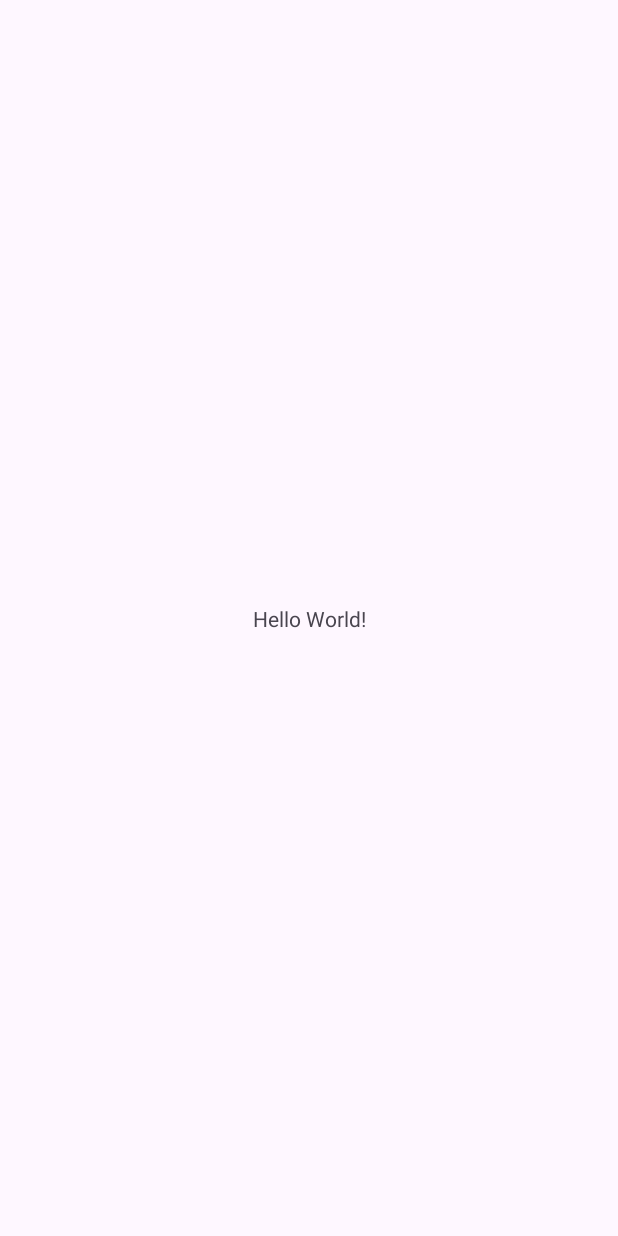
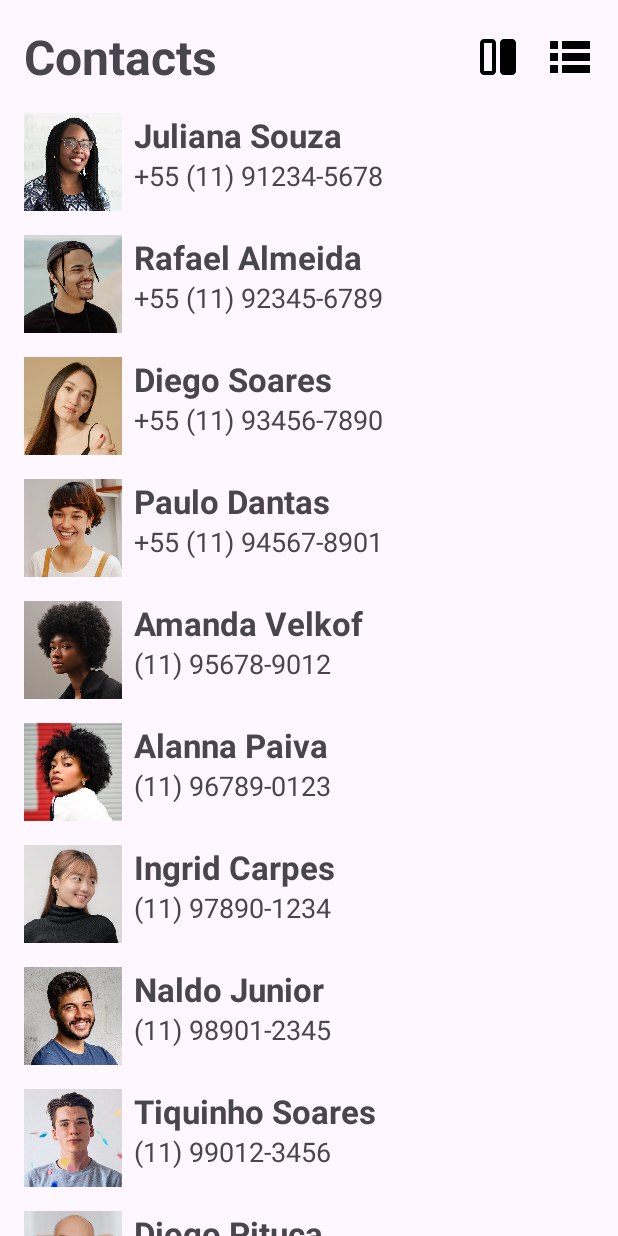
Before and after one commit to Jusouza/ContactList-with-Recycler-view, an Android app: the screen it shows after launch (MainActivity), on a phone screen of 412 x 824 dp. Before the commit the screen is almost empty. Run offline under Robolectric (Android 15) with nearby library versions, the phone set to English and light mode, and no system bars.

Commit message:
Creating a contact list with recycler view, mocking data and changing UI state from list to grid.

```diff
--- a/app/build.gradle.kts
+++ b/app/build.gradle.kts
@@ -13,6 +13,10 @@ android {
         targetSdk = 34
         versionCode = 1
         versionName = "1.0"
+
+        buildFeatures {
+            viewBinding = true
+        }
 
         testInstrumentationRunner = "androidx.test.runner.AndroidJUnitRunner"
     }
--- /dev/null
+++ b/app/src/main/java/com/devspace/recyclerview/Contact.kt
@@ -0,0 +1,9 @@
+package com.devspace.recyclerview
+
+import androidx.annotation.DrawableRes
+
+data class Contact(
+    @DrawableRes val icon: Int,
+    val name: String,
+    val phone: String,
+)
--- /dev/null
+++ b/app/src/main/java/com/devspace/recyclerview/ContactListAdapter.kt
@@ -0,0 +1,54 @@
+package com.devspace.recyclerview
+
+import android.view.LayoutInflater
+import android.view.View
+import android.view.ViewGroup
+import android.widget.ImageView
+import android.widget.TextView
+import androidx.recyclerview.widget.DiffUtil
+import androidx.recyclerview.widget.ListAdapter
+import androidx.recyclerview.widget.RecyclerView
+
+// Adaptacao entre o data class e o item_list layout
+class ContactListAdapter:
+    ListAdapter<Contact, ContactListAdapter.ContactViewHolder>
+        (ContactDiffUtils()) {
+
+    //criar um view holder
+    override fun onCreateViewHolder(parent: ViewGroup, viewType: Int): ContactViewHolder {
+        val view = LayoutInflater.from(parent.context).inflate(R.layout.item_list, parent, false)
+        return ContactViewHolder(view)
+    }
+
+    //bind - atrelar o dado com a UI
+    override fun onBindViewHolder(holder: ContactViewHolder, position: Int) {
+        val contact = getItem(position)
+        holder.bind(contact)
+    }
+
+    //view que segura os dados
+    class ContactViewHolder(view: View) : RecyclerView.ViewHolder(view){
+        private val tvName = view.findViewById<TextView>(R.id.tv_name)
+        private val tvPhone = view.findViewById<TextView>(R.id.tv_phone)
+        private val image = view.findViewById<ImageView>(R.id.image)
+
+
+        fun bind(contact: Contact){
+            tvName.text = contact.name
+            tvPhone.text = contact.phone
+            image.setImageResource(contact.icon)
+        }
+    }
+
+    // compara a diferenca quando nossa lista é atualizada
+    class ContactDiffUtils: DiffUtil.ItemCallback<Contact>(){
+        override fun areItemsTheSame(oldItem: Contact, newItem: Contact): Boolean {
+            return oldItem == newItem
+        }
+
+        override fun areContentsTheSame(oldItem: Contact, newItem: Contact): Boolean {
+            return oldItem.name == newItem.name
+        }
+
+    }
+}
--- /dev/null
+++ b/app/src/main/java/com/devspace/recyclerview/ContactListMock.kt
@@ -0,0 +1,84 @@
+package com.devspace.recyclerview
+
+val contacts = listOf(
+    Contact(
+        icon = R.drawable.sample1,
+        name = "Juliana Souza",
+        phone = "+55 (11) 91234-5678"
+    ),
+    Contact(
+        icon = R.drawable.sample2,
+        name = "Rafael Almeida",
+        phone = "+55 (11) 92345-6789"
+    ),
+    Contact(
+        icon = R.drawable.sample3,
+        name = "Diego Soares",
+        phone = "+55 (11) 93456-7890"
+    ),
+    Contact(
+        icon = R.drawable.sample4,
+        name = "Paulo Dantas",
+        phone = "+55 (11) 94567-8901"
+    ),
+    Contact(
+        icon = R.drawable.sample5,
+        name = "Amanda Velkof",
+        phone = "(11) 95678-9012"
+    ),
+    Contact(
+        icon = R.drawable.sample6,
+        name = "Alanna Paiva",
+        phone = "(11) 96789-0123"
+    ),
+    Contact(
+        icon = R.drawable.sample7,
+        name = "Ingrid Carpes",
+        phone = "(11) 97890-1234"
+    ),
+    Contact(
+        icon = R.drawable.sample8,
+        name = "Naldo Junior",
+        phone = "(11) 98901-2345"
+    ),
+    Contact(
+        icon = R.drawable.sample9,
+        name = "Tiquinho Soares",
+        phone = "(11) 99012-3456"
+    ),
+    Contact(
+        icon = R.drawable.sample10,
+        name = "Diogo Pituca",
+        phone = "(11) 90123-4567"
+    ),
+    Contact(
+        icon = R.drawable.sample11,
+        name = "Cristiano Ronaldo",
+        phone = "(11) 91357-2468"
+    ),
+    Contact(
+        icon = R.drawable.sample12,
+        name = "Rodrigo Pinto",
+        phone = "(11) 92468-1357"
+    ),
+    Contact(
+        icon = R.drawable.sample13,
+        name = "Camila Volpon",
+        phone = "(11) 99753-0864"
+    ),
+    Contact(
+        icon = R.drawable.sample14,
+        name = "Maria Marques",
+        phone = "(11) 90246-1234"
+    ),
+    Contact(
+        icon = R.drawable.sample15,
+        name = "Carolina Silva",
+        phone = "(11) 91357-9246"
+    ),
+    Contact(
+        icon = R.drawable.sample15,
+        name = "Pedro Ribeiro",
+        phone = "(11) 93794-9285"
+    )
+)
--- a/app/src/main/java/com/devspace/recyclerview/MainActivity.kt
+++ b/app/src/main/java/com/devspace/recyclerview/MainActivity.kt
@@ -1,10 +1,22 @@
 package com.devspace.recyclerview
 
+import android.media.Image
 import android.os.Bundle
+import android.widget.ImageView
 import androidx.activity.enableEdgeToEdge
 import androidx.appcompat.app.AppCompatActivity
 import androidx.core.view.ViewCompat
 import androidx.core.view.WindowInsetsCompat
+import androidx.recyclerview.widget.GridLayoutManager
+import androidx.recyclerview.widget.LinearLayoutManager
+import androidx.recyclerview.widget.RecyclerView
+
+// criar data class - feito
+// criar a listagem a partir do data class - feito
+// criar um adapter - feito
+// setar um adapter feito
+// linear layout manager feito
+//submeter a lista
 
 class MainActivity : AppCompatActivity() {
     override fun onCreate(savedInstanceState: Bundle?) {
@@ -16,5 +28,32 @@ class MainActivity : AppCompatActivity() {
             v.setPadding(systemBars.left, systemBars.top, systemBars.right, systemBars.bottom)
             insets
         }
+
+        val rvList = findViewById<RecyclerView>(R.id.rv_list)
+        val ivList = findViewById<ImageView>(R.id.ic_list)
+        val ivGrid = findViewById<ImageView>(R.id.ic_grid)
+        val adapter = ContactListAdapter()
+
+        rvList.adapter = adapter
+        rvList.layoutManager = LinearLayoutManager(this)
+        adapter.submitList(contacts)
+
+        ivGrid.setOnClickListener {
+            rvList.layoutManager = GridLayoutManager(this, 2)
+        }
+
+        ivList.setOnClickListener {
+            rvList.layoutManager = LinearLayoutManager(this)
+        }
+
+    }
+
+
+    fun changeToGrid(){
+
+    }
+
+    fun changeToList(){
+
     }
 }
--- a/app/src/main/res/layout/activity_main.xml
+++ b/app/src/main/res/layout/activity_main.xml
@@ -8,12 +8,50 @@
     tools:context=".MainActivity">
 
     <TextView
-        android:layout_width="wrap_content"
+        android:id="@+id/textView"
+        android:layout_width="0dp"
         android:layout_height="wrap_content"
-        android:text="Hello World!"
+        android:layout_margin="16dp"
+        android:text="@string/contacts_title"
+        android:textSize="32sp"
+        android:textStyle="bold"
+        app:layout_constraintEnd_toStartOf="@+id/ic_grid"
+        app:layout_constraintStart_toStartOf="parent"
+        app:layout_constraintTop_toTopOf="parent" />
+
+    <ImageView
+        android:id="@+id/ic_grid"
+        android:layout_width="32dp"
+        android:layout_height="32dp"
+        android:layout_marginEnd="16dp"
+        android:focusable="true"
+        android:src="@drawable/ic_grid"
+        android:clickable="true"
+        app:layout_constraintBottom_toBottomOf="@+id/textView"
+        app:layout_constraintEnd_toStartOf="@+id/ic_list"
+        app:layout_constraintTop_toTopOf="@+id/textView" />
+
+    <ImageView
+        android:id="@+id/ic_list"
+        android:layout_width="32dp"
+        android:layout_height="32dp"
+        android:layout_marginEnd="16dp"
+        android:focusable="true"
+        android:src="@drawable/ic_list"
+        android:clickable="true"
+        app:layout_constraintBottom_toBottomOf="@+id/ic_grid"
+        app:layout_constraintEnd_toEndOf="parent"
+        app:layout_constraintTop_toTopOf="@+id/ic_grid" />
+
+
+    <androidx.recyclerview.widget.RecyclerView
+        android:id="@+id/rv_list"
+        android:layout_width="match_parent"
+        android:layout_height="0dp"
         app:layout_constraintBottom_toBottomOf="parent"
         app:layout_constraintEnd_toEndOf="parent"
         app:layout_constraintStart_toStartOf="parent"
-        app:layout_constraintTop_toTopOf="parent" />
+        app:layout_constraintTop_toBottomOf="@+id/textView"
+        tools:listitem="@layout/item_list" />
 
 </androidx.constraintlayout.widget.ConstraintLayout>
--- /dev/null
+++ b/app/src/main/res/layout/item_list.xml
@@ -0,0 +1,42 @@
+<?xml version="1.0" encoding="utf-8"?>
+<androidx.constraintlayout.widget.ConstraintLayout xmlns:android="http://schemas.android.com/apk/res/android"
+    xmlns:app="http://schemas.android.com/apk/res-auto"
+    xmlns:tools="http://schemas.android.com/tools"
+    android:layout_marginEnd="16dp"
+    android:layout_width="match_parent"
+    android:layout_height="wrap_content">
+
+    <ImageView
+        android:id="@+id/image"
+        android:layout_width="65dp"
+        android:layout_height="65dp"
+        android:layout_margin="16dp"
+        android:contentDescription="@null"
+        app:layout_constraintStart_toStartOf="parent"
+        app:layout_constraintTop_toTopOf="parent"
+        tools:srcCompat="@tools:sample/avatars" />
+
+    <TextView
+        android:id="@+id/tv_name"
+        android:layout_width="0dp"
+        android:layout_height="wrap_content"
+        android:layout_marginStart="8dp"
+        android:textSize="22sp"
+        android:textStyle="bold"
+        app:layout_constraintEnd_toEndOf="parent"
+        app:layout_constraintStart_toEndOf="@+id/image"
+        app:layout_constraintTop_toTopOf="@+id/image"
+        tools:text="Name" />
+
+    <TextView
+        android:id="@+id/tv_phone"
+        android:layout_width="0dp"
+        android:layout_height="wrap_content"
+        android:layout_marginStart="8dp"
+        android:textSize="18sp"
+        app:layout_constraintEnd_toEndOf="parent"
+        app:layout_constraintStart_toEndOf="@+id/image"
+        app:layout_constraintTop_toBottomOf="@+id/tv_name"
+        tools:text="+55 (11) 91234-5678" />
+
+</androidx.constraintlayout.widget.ConstraintLayout>
--- a/app/src/main/res/values/strings.xml
+++ b/app/src/main/res/values/strings.xml
@@ -1,3 +1,4 @@
 <resources>
-    <string name="app_name">Recyclerview</string>
+    <string name="app_name">ContactList</string>
+    <string name="contacts_title">Contacts</string>
 </resources>
```
